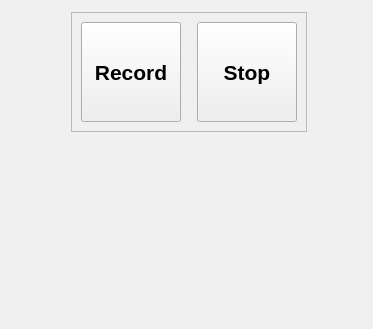
Qt form audio/resources/recordingtab.ui (springermac/audio) before a commit.
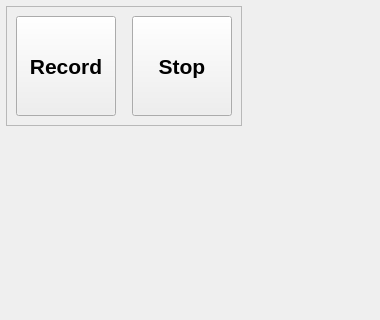
The same form after that commit. Custom widgets are drawn as their Qt base class.

```diff
--- a/audio/resources/recordingtab.ui
+++ b/audio/resources/recordingtab.ui
@@ -6,8 +6,8 @@
    <rect>
     <x>0</x>
     <y>0</y>
-    <width>373</width>
-    <height>329</height>
+    <width>380</width>
+    <height>320</height>
    </rect>
   </property>
   <property name="windowTitle">
@@ -27,19 +27,12 @@
     <number>0</number>
    </property>
    <item row="0" column="0">
-    <layout class="QVBoxLayout" name="verticalLayout">
-     <property name="leftMargin">
-      <number>12</number>
-     </property>
-     <property name="topMargin">
-      <number>12</number>
-     </property>
-     <property name="rightMargin">
+    <layout class="QHBoxLayout" name="horizontalLayout_2">
+     <property name="margin">
       <number>6</number>
      </property>
-     <property name="bottomMargin">
-      <number>12</number>
-     </property>
+     <item>
+      <layout class="QVBoxLayout" name="verticalLayout">
      <item>
       <widget class="QFrame" name="frame_2">
        <property name="sizePolicy">
@@ -159,8 +152,21 @@
      </item>
     </layout>
    </item>
+     <item>
+      <widget class="AudioMeterForm" name="widget" native="true"/>
+     </item>
+    </layout>
+   </item>
   </layout>
  </widget>
+ <customwidgets>
+  <customwidget>
+   <class>AudioMeterForm</class>
+   <extends>QWidget</extends>
+   <header>audio.ui.audiometerform</header>
+   <container>1</container>
+  </customwidget>
+ </customwidgets>
  <tabstops>
   <tabstop>recordButton</tabstop>
   <tabstop>stopButton</tabstop>
```
Left out of the diff: 11 changed lines with no effect on the pictures. Lines whose indentation alone changed are shown as unchanged.
